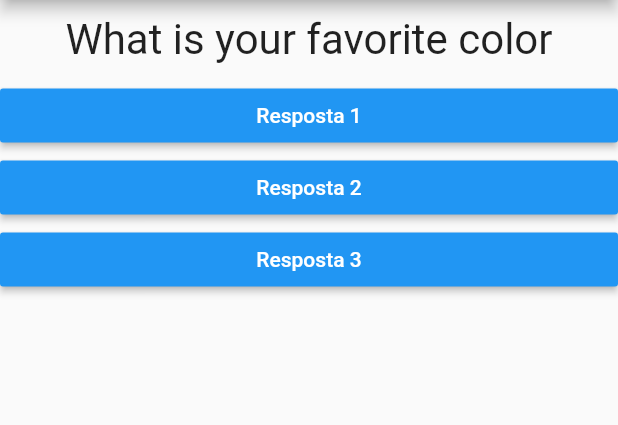
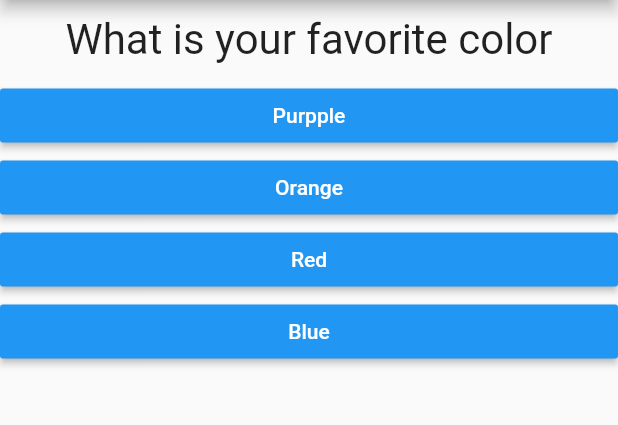
Before and after one commit to diegormb06/questions-rank, a Flutter app: the screen it shows after launch, on a phone screen of 412 x 824 dp, the part 84-509 px from its top. Run offline on Flutter 3.47's test engine with Material 2 defaults, Android fonts, the phone set to English and light mode, and no system bars.

Commit message:
implement quiz component

```diff
--- /dev/null
+++ b/lib/Quiz.dart
@@ -0,0 +1,35 @@
+import 'package:flutter/material.dart';
+import './questionText.dart';
+import './ResponseButton.dart';
+
+class Quiz extends StatelessWidget {
+  final List<Map<String, Object>> questions;
+  final int questionIndex;
+  final void Function() responseQuestion;
+
+  const Quiz({
+    @required this.questions,
+    @required this.questionIndex,
+    @required this.responseQuestion
+  });
+
+  bool get hasQuestion {
+    return  questionIndex < questions.length;
+  }
+
+  @override
+  Widget build(BuildContext context) {
+    List<String> responseList = hasQuestion
+      ? questions[questionIndex]['responses']
+      : null;
+
+    return Column(
+      children: <Widget>[
+        QuestionText(questions[questionIndex]['text']),
+        ...responseList.map(
+          (t)=>ResponseButton(t, responseQuestion)
+        ).toList()
+      ],
+    ) ;
+  }
+}
--- /dev/null
+++ b/lib/Result.dart
@@ -0,0 +1,10 @@
+import 'package:flutter/material.dart';
+
+class Result extends StatelessWidget {
+  @override
+  Widget build(BuildContext context) {
+    return Center(
+      child: Text('Parabéns', style: TextStyle(fontSize: 28))
+    );
+  }
+}
--- a/lib/main.dart
+++ b/lib/main.dart
@@ -1,38 +1,51 @@
 import 'package:flutter/material.dart';
-import 'package:questions_rank/ResponseButton.dart';
-import 'package:questions_rank/questionText.dart';
+import 'package:questions_rank/Quiz.dart';
+import './Result.dart';
 
-main() => runApp(new QuestionApp());
+main() => runApp(QuestionApp());
 
 class _QuestionAppState extends State<QuestionApp> {
   var _questionIndex = 0;
-  final questions = [
-    'What is your favorite color',
-    'What is your favorite pet',
-    'What is your favorite color',
+
+  final _questions = const [
+    {
+      'text': 'What is your favorite color',
+      'responses': ['Purpple', 'Orange', 'Red', 'Blue']
+    },
+    {
+      'text': 'What is your favorite pet',
+      'responses': ['Dog', 'Cat', 'Lion', 'Owl']
+    },
+    {
+      'text': 'What is your favorite teacher',
+      'responses': ['John', 'Mary', 'Leo', 'Diego']
+    }
   ];
 
   void _responseQuestion() {
-    setState(() {
-      _questionIndex++;
-    });
-    print('pergunta $_questionIndex');
+    if(hasQuestion) {
+      setState(() {
+        _questionIndex++;
+      });
+    }
   }
 
+  bool get hasQuestion {
+    return  _questionIndex < _questions.length;
+  }
+
+  @override
   Widget build(BuildContext context) {
     return MaterialApp(
       home: Scaffold(
         appBar: AppBar(
           title: Text('Questions Rank'),
         ),
-        body: Column(
-          children: <Widget>[
-            QuestionText(questions[_questionIndex]),
-            ResponseButton('Resposta 1', _responseQuestion),
-            ResponseButton('Resposta 2', _responseQuestion),
-            ResponseButton('Resposta 3', _responseQuestion),
-          ],
-        ),
+        body: hasQuestion ? Quiz(
+          questions: _questions,
+          questionIndex: _questionIndex,
+          responseQuestion: _responseQuestion,
+        ) : Result()
       )
     );
   }
--- a/pubspec.yaml
+++ b/pubspec.yaml
@@ -14,7 +14,7 @@ description: A new Flutter project.
 version: 1.0.0+1
 
 environment:
-  sdk: ">=2.1.0 <3.0.0"
+  sdk: ">=2.3.0 <3.0.0"
 
 dependencies:
   flutter:
```
